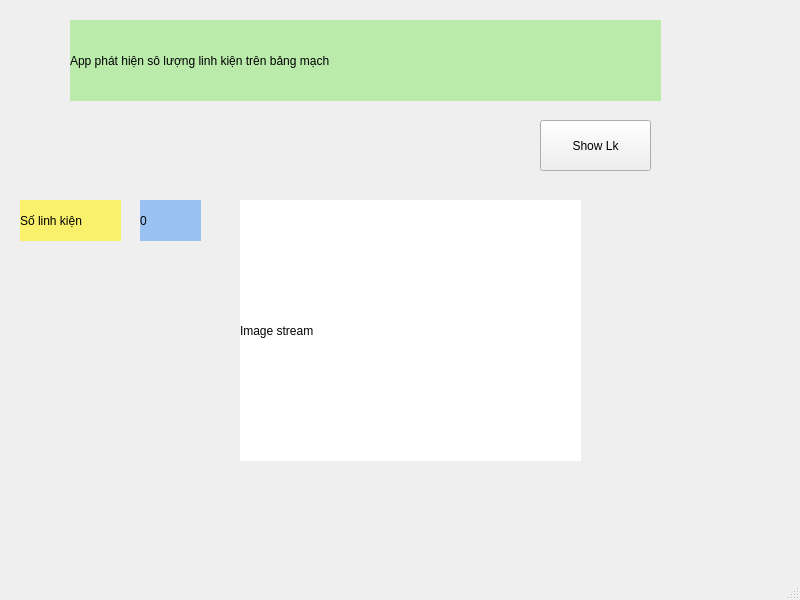
The window that UI/main.ui (nmq443/RBE3015-23) describes before a commit, drawn with Qt 5.
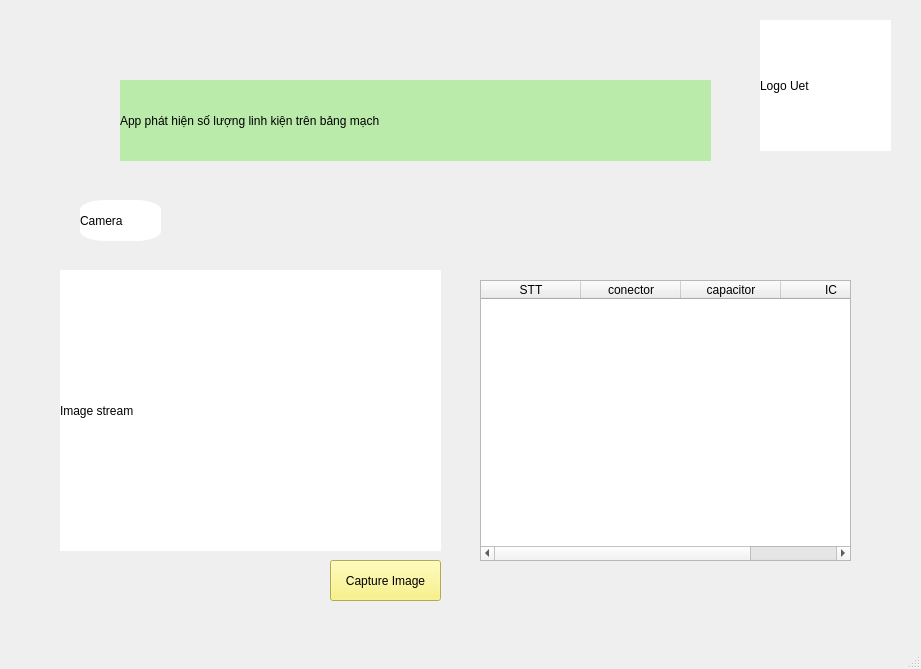
The same window after the commit.

Patch:
```diff
--- a/UI/main.ui
+++ b/UI/main.ui
@@ -6,8 +6,8 @@
    <rect>
     <x>0</x>
     <y>0</y>
-    <width>800</width>
-    <height>600</height>
+    <width>921</width>
+    <height>669</height>
    </rect>
   </property>
   <property name="windowTitle">
@@ -17,10 +17,10 @@
    <widget class="QLabel" name="Image_stream">
     <property name="geometry">
      <rect>
-      <x>240</x>
-      <y>200</y>
-      <width>341</width>
-      <height>261</height>
+      <x>60</x>
+      <y>270</y>
+      <width>381</width>
+      <height>281</height>
      </rect>
     </property>
     <property name="styleSheet">
@@ -30,56 +30,11 @@
      <string>Image stream</string>
     </property>
    </widget>
-   <widget class="QPushButton" name="btn_show_lk">
-    <property name="geometry">
-     <rect>
-      <x>540</x>
-      <y>120</y>
-      <width>111</width>
-      <height>51</height>
-     </rect>
-    </property>
-    <property name="text">
-     <string>Show Lk</string>
-    </property>
-   </widget>
-   <widget class="QLabel" name="lbl_name">
-    <property name="geometry">
-     <rect>
-      <x>20</x>
-      <y>200</y>
-      <width>101</width>
-      <height>41</height>
-     </rect>
-    </property>
-    <property name="styleSheet">
-     <string notr="true">background-color: rgb(249, 240, 107)</string>
-    </property>
-    <property name="text">
-     <string>Số linh kiện</string>
-    </property>
-   </widget>
-   <widget class="QLabel" name="lbl_number">
-    <property name="geometry">
-     <rect>
-      <x>140</x>
-      <y>200</y>
-      <width>61</width>
-      <height>41</height>
-     </rect>
-    </property>
-    <property name="styleSheet">
-     <string notr="true">background-color: rgb(153, 193, 241);</string>
-    </property>
-    <property name="text">
-     <string>0</string>
-    </property>
-   </widget>
    <widget class="QLabel" name="lbl_name_app">
     <property name="geometry">
      <rect>
-      <x>70</x>
-      <y>20</y>
+      <x>120</x>
+      <y>80</y>
       <width>591</width>
       <height>81</height>
      </rect>
@@ -89,7 +44,86 @@
 font: 57 20pt &quot;Ubuntu&quot;;</string>
     </property>
     <property name="text">
-     <string>App phát hiện sô lượng linh kiện trên bảng mạch</string>
+     <string>App phát hiện số lượng linh kiện trên bảng mạch</string>
+    </property>
+   </widget>
+   <widget class="QLabel" name="lbl_camera">
+    <property name="geometry">
+     <rect>
+      <x>80</x>
+      <y>200</y>
+      <width>81</width>
+      <height>41</height>
+     </rect>
+    </property>
+    <property name="styleSheet">
+     <string notr="true">background-color: rgb(255, 255, 255);
+border-radius: solid 10px;</string>
+    </property>
+    <property name="text">
+     <string>Camera</string>
+    </property>
+   </widget>
+   <widget class="QTableWidget" name="lbl_compoment_table">
+    <property name="geometry">
+     <rect>
+      <x>480</x>
+      <y>280</y>
+      <width>371</width>
+      <height>281</height>
+     </rect>
+    </property>
+    <column>
+     <property name="text">
+      <string>STT</string>
+     </property>
+    </column>
+    <column>
+     <property name="text">
+      <string>conector</string>
+     </property>
+    </column>
+    <column>
+     <property name="text">
+      <string>capacitor</string>
+     </property>
+    </column>
+    <column>
+     <property name="text">
+      <string>IC</string>
+     </property>
+    </column>
+   </widget>
+   <widget class="QPushButton" name="btn_capture_image">
+    <property name="geometry">
+     <rect>
+      <x>330</x>
+      <y>560</y>
+      <width>111</width>
+      <height>41</height>
+     </rect>
+    </property>
+    <property name="styleSheet">
+     <string notr="true">background-color:rgb(249, 240, 107);</string>
+    </property>
+    <property name="text">
+     <string>Capture Image</string>
+    </property>
+   </widget>
+   <widget class="QLabel" name="logo_uet">
+    <property name="geometry">
+     <rect>
+      <x>760</x>
+      <y>20</y>
+      <width>131</width>
+      <height>131</height>
+     </rect>
+    </property>
+    <property name="styleSheet">
+     <string notr="true">background-color:#fff;</string>
+    </property>
+    <property name="text">
+     <string>Logo Uet</string>
     </property>
    </widget>
   </widget>
```
Left out of the diff: 2 changed lines with no effect on the pictures.
